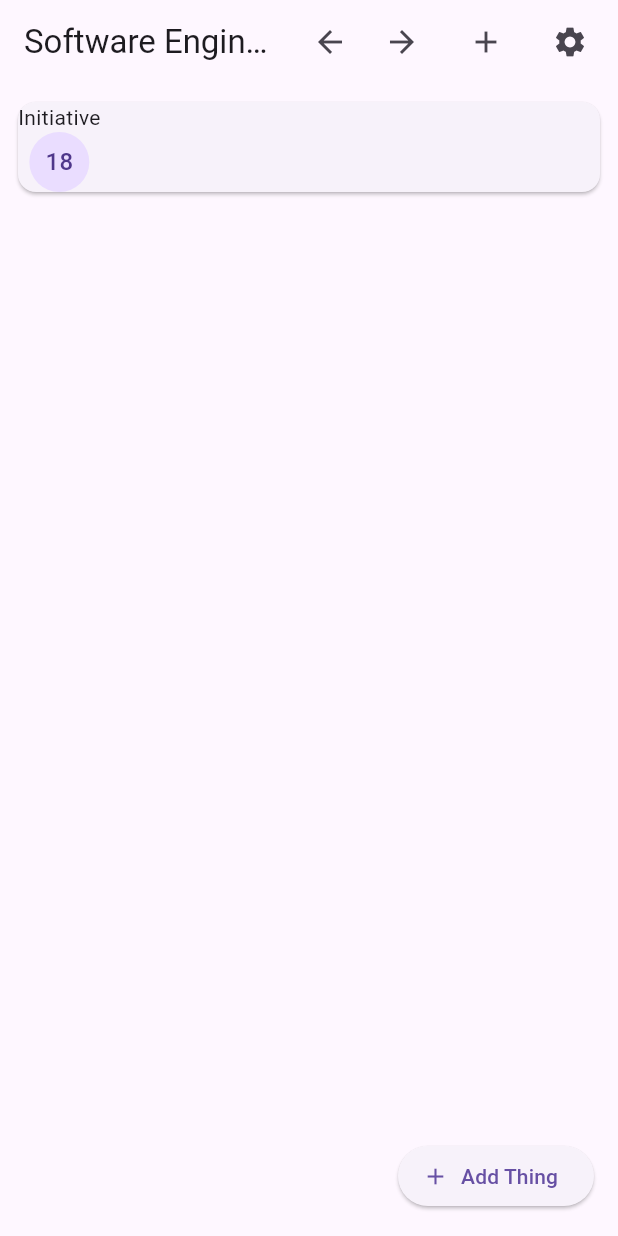
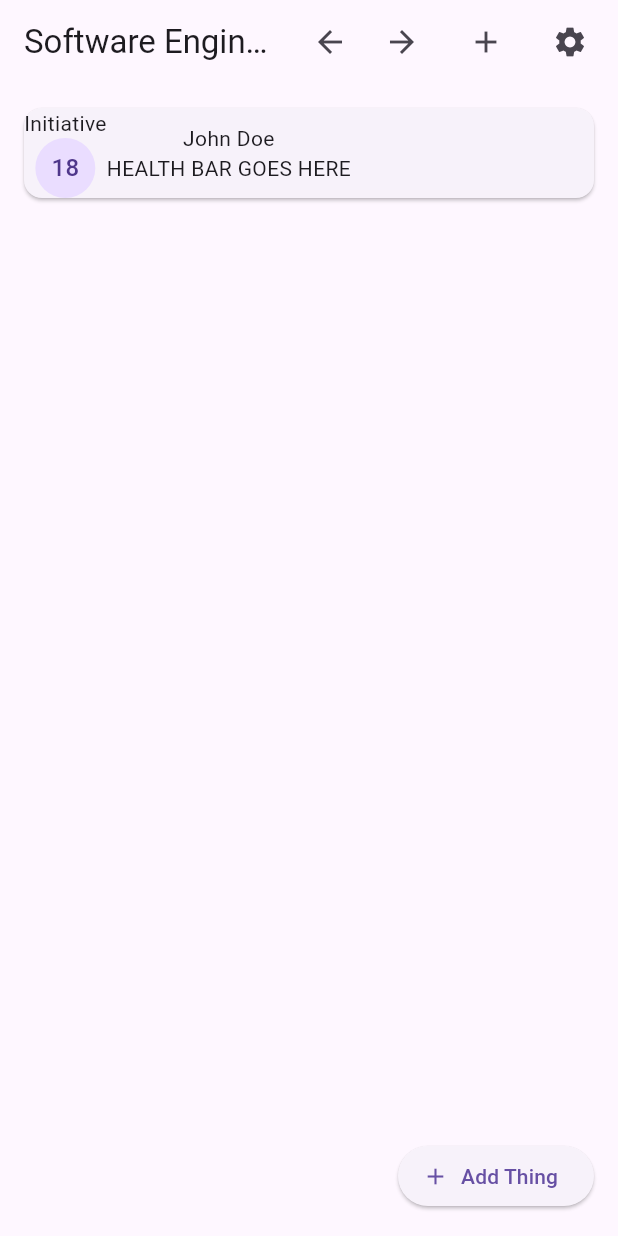
Before and after one commit to ABeeinSpace/software_engineering_project, a Flutter app: the screen it shows after launch, on a phone screen of 412 x 824 dp. Run offline on Flutter 3.47's test engine with Material 2 defaults, Android fonts, the phone set to English and light mode, and no system bars.

Commit message:
Trying to get my head around Flutter's layout engine

```diff
--- a/lib/main.dart
+++ b/lib/main.dart
@@ -142,7 +142,11 @@ class _MyHomePageState extends State<MyHomePage> {
             //   style: Theme.of(context).textTheme.headline4,
             // ),
 
-            EntityCard()
+            Container(
+
+              // width: 90,
+              child: EntityCard(),
+            )
           ],
         ),
       ),
@@ -192,8 +196,10 @@ class EntityCard extends StatelessWidget {
     return Padding(
       padding: const EdgeInsets.all(8.0),
       child: Card(
+        margin: EdgeInsets.all(8),
+
           child: Row(
-        	children: [
+          children: [
           Column(
             children: const [
               Text("Initiative"),
@@ -202,6 +208,12 @@ class EntityCard extends StatelessWidget {
               )
             ],
           ),
+          Column(
+            children: [
+              Text("John Doe"),
+              Text("HEALTH BAR GOES HERE")
+            ],
+          )
 
         ],
       )),
```
